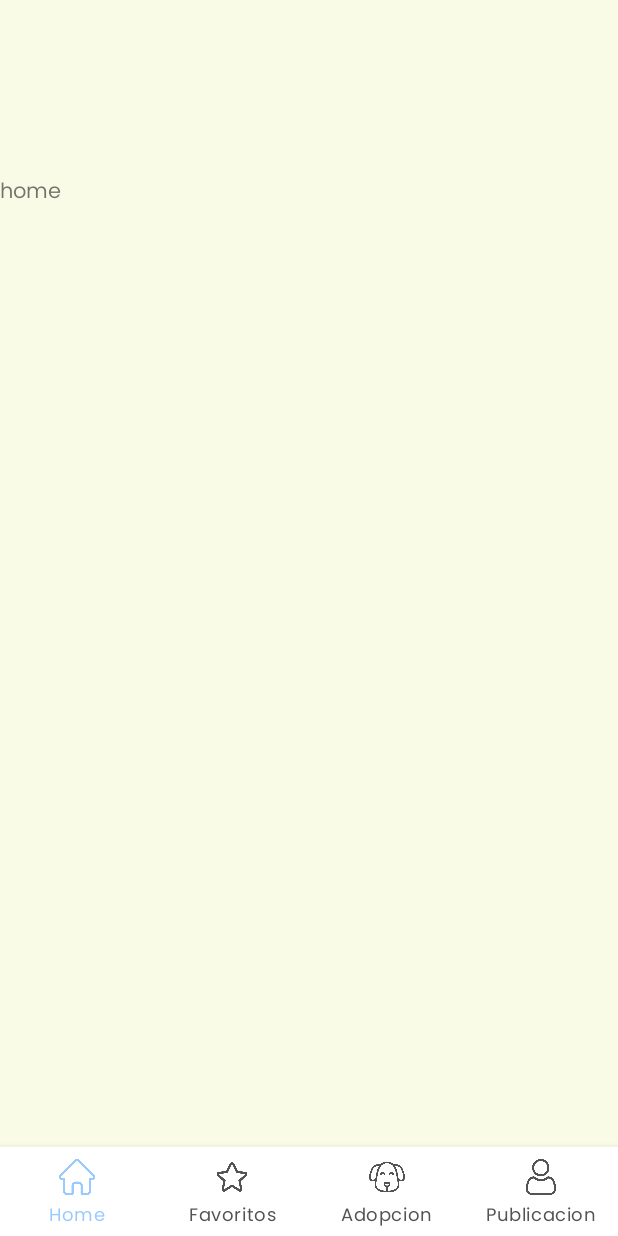
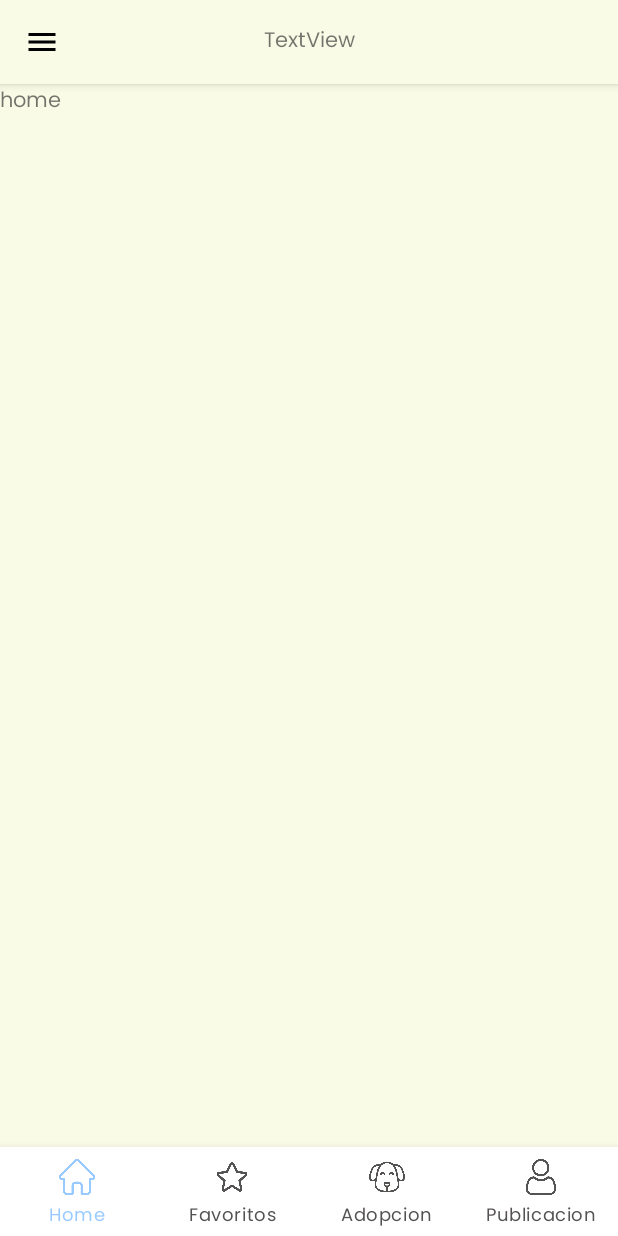
Before and after one commit to gp3ort/DogApp, an Android app: the MainActivity screen opened directly, with no data from a screen before it, on a phone screen of 412 x 824 dp. Run offline under Robolectric (Android 15) with nearby library versions, the phone set to English and light mode, and no system bars; our stand-ins replace navigation-ui.

Commit message:
Drawer bar implemented

```diff
--- a/app/build.gradle.kts
+++ b/app/build.gradle.kts
@@ -43,9 +43,8 @@ android {
 dependencies {
 
     implementation("androidx.core:core-ktx:1.9.0")
-    implementation("androidx.appcompat:appcompat:1.6.1")
-
-    implementation("com.google.android.material:material:1.5.0")
+    implementation("androidx.appcompat:appcompat:1.5.1")
+    implementation("com.google.android.material:material:1.6.1")
 
     implementation("androidx.constraintlayout:constraintlayout:2.1.4")
 
--- a/app/src/main/java/com/ort/dogadoption/ui/views/MainActivity.kt
+++ b/app/src/main/java/com/ort/dogadoption/ui/views/MainActivity.kt
@@ -4,33 +4,60 @@ import androidx.appcompat.app.AppCompatActivity
 import android.os.Bundle
 import android.view.View
 import android.widget.TextView
+import androidx.appcompat.app.ActionBarDrawerToggle
+import androidx.drawerlayout.widget.DrawerLayout
 import androidx.navigation.fragment.NavHostFragment
 import androidx.navigation.ui.NavigationUI
 import com.google.android.material.bottomnavigation.BottomNavigationView
+import com.google.android.material.navigation.NavigationView
 import com.ort.dogadoption.R
 
 class MainActivity : AppCompatActivity() {
 
     private lateinit var textTest: TextView
     private lateinit var bottomNavView: BottomNavigationView
+    private lateinit var drawer: DrawerLayout
+    private lateinit var navHostFragment: NavHostFragment
+    private lateinit var navigationView: NavigationView
+    private lateinit var toggle: ActionBarDrawerToggle
 
-    private lateinit var navHostFragment: NavHostFragment
     override fun onCreate(savedInstanceState: Bundle?) {
         super.onCreate(savedInstanceState)
         setContentView(R.layout.activity_main)
 
         navHostFragment = supportFragmentManager.findFragmentById(R.id.mainNavigationId) as NavHostFragment
         bottomNavView = findViewById(R.id.bottomMenuMain)
+        drawer = findViewById(R.id.mainContainer)
+        navigationView = findViewById(R.id.navView)
 
         val navController = navHostFragment.navController
 
         NavigationUI.setupWithNavController(bottomNavView, navController)
+        NavigationUI.setupWithNavController(navigationView, navController)
 
+        val toolbar: androidx.appcompat.widget.Toolbar = findViewById(R.id.toolbarTop)
+        setSupportActionBar(toolbar)
+
+        toggle = ActionBarDrawerToggle(
+            this,
+            drawer,
+            toolbar,
+            R.string.navigation_drawer_open,
+            R.string.navigation_drawer_close
+        )
+
+        drawer.addDrawerListener(toggle)
+
+        supportActionBar?.setDisplayHomeAsUpEnabled(true)
+        supportActionBar?.setHomeButtonEnabled(true)
+        supportActionBar?.setDisplayShowTitleEnabled(false)
 
         val email = intent.getStringExtra("user")
 
-//        textTest = findViewById(R.id.textTestId)
-//        textTest.text = email
+        navController.addOnDestinationChangedListener { _, _, _ ->
+            supportActionBar?.setHomeAsUpIndicator(R.drawable.hamburger)
+        }
+
 
     }
 }
--- /dev/null
+++ b/app/src/main/res/drawable/hamburger.xml
@@ -0,0 +1,10 @@
+<?xml version="1.0" encoding="utf-8"?>
+<vector xmlns:android="http://schemas.android.com/apk/res/android"
+    android:width="24dp"
+    android:height="24dp"
+    android:viewportHeight="24.0"
+    android:viewportWidth="24.0">
+    <path
+        android:fillColor="@color/black"
+        android:pathData="M3,18h18v-2L3,16v2zM3,13h18v-2L3,11v2zM3,6v2h18L21,6L3,6z" />
+</vector>
--- a/app/src/main/res/layout/activity_main.xml
+++ b/app/src/main/res/layout/activity_main.xml
@@ -2,23 +2,34 @@
 <androidx.drawerlayout.widget.DrawerLayout xmlns:android="http://schemas.android.com/apk/res/android"
     xmlns:app="http://schemas.android.com/apk/res-auto"
     xmlns:tools="http://schemas.android.com/tools"
+    android:id="@+id/mainContainer"
     android:layout_width="match_parent"
     android:layout_height="match_parent"
-    tools:context=".ui.views.MainActivity">
+    tools:context=".ui.views.MainActivity"
+    tools:openDrawer="start">
+
+    <include
+        layout="@layout/top_bar_main"
+        android:layout_width="match_parent"
+        android:layout_height="match_parent" />
 
     <androidx.constraintlayout.widget.ConstraintLayout
         android:layout_width="match_parent"
-        android:layout_height="match_parent">
+        android:layout_height="match_parent"
+        android:layout_marginTop="?attr/actionBarSize"
+        android:orientation="vertical">
 
         <androidx.fragment.app.FragmentContainerView
             android:id="@+id/mainNavigationId"
             android:name="androidx.navigation.fragment.NavHostFragment"
-            android:layout_width="match_parent"
-            android:layout_height="648dp"
+            android:layout_width="0dp"
+            android:layout_height="0dp"
             app:layout_constraintBottom_toTopOf="@+id/bottomMenuMain"
             app:layout_constraintEnd_toEndOf="parent"
+            app:layout_constraintHorizontal_bias="0.0"
             app:layout_constraintStart_toStartOf="parent"
-            app:navGraph="@navigation/main_navigation"/>
+            app:layout_constraintTop_toTopOf="parent"
+            app:navGraph="@navigation/main_navigation" />
 
         <com.google.android.material.bottomnavigation.BottomNavigationView
             android:id="@+id/bottomMenuMain"
@@ -34,4 +45,13 @@
             app:layout_constraintStart_toStartOf="parent"
             app:menu="@menu/main_bottom_menu" />
     </androidx.constraintlayout.widget.ConstraintLayout>
+
+    <com.google.android.material.navigation.NavigationView
+        android:id="@+id/navView"
+        android:layout_width="wrap_content"
+        android:layout_height="match_parent"
+        android:layout_gravity="start"
+        app:menu="@menu/main_drawer"
+        app:headerLayout="@layout/nav_bar_header"
+        android:fitsSystemWindows="true"/>
 </androidx.drawerlayout.widget.DrawerLayout>
--- /dev/null
+++ b/app/src/main/res/layout/nav_bar_header.xml
@@ -0,0 +1,36 @@
+<?xml version="1.0" encoding="utf-8"?>
+<LinearLayout xmlns:android="http://schemas.android.com/apk/res/android"
+    xmlns:app="http://schemas.android.com/apk/res-auto"
+    xmlns:tools="http://schemas.android.com/tools"
+    android:layout_width="match_parent"
+    android:layout_height="100dp">
+
+    <ImageView
+        android:id="@+id/imageView2"
+        android:layout_width="164dp"
+        android:layout_height="82dp"
+        android:layout_margin="10dp"
+        android:layout_weight="1"
+        app:srcCompat="@drawable/user" />
+
+    <LinearLayout
+        android:layout_width="match_parent"
+        android:layout_height="wrap_content"
+        android:layout_marginTop="20dp"
+        android:layout_weight="1"
+        android:orientation="vertical">
+
+        <TextView
+            android:id="@+id/textView2"
+            android:layout_width="match_parent"
+            android:layout_height="wrap_content"
+            android:fontFamily="@font/poppins_bold"
+            android:text="Hola!" />
+
+        <TextView
+            android:id="@+id/textView3"
+            android:layout_width="match_parent"
+            android:layout_height="wrap_content"
+            android:text="username" />
+    </LinearLayout>
+</LinearLayout>
--- /dev/null
+++ b/app/src/main/res/layout/top_bar_main.xml
@@ -0,0 +1,33 @@
+<?xml version="1.0" encoding="utf-8"?>
+<androidx.coordinatorlayout.widget.CoordinatorLayout
+    xmlns:android="http://schemas.android.com/apk/res/android"
+    xmlns:app="http://schemas.android.com/apk/res-auto"
+    xmlns:tools="http://schemas.android.com/tools"
+    android:layout_width="match_parent"
+    android:layout_height="match_parent"
+    tools:context=".ui.views.MainActivity">
+
+    <com.google.android.material.appbar.AppBarLayout
+        android:layout_width="match_parent"
+        android:layout_height="wrap_content"
+        android:fitsSystemWindows="true" />
+
+    <androidx.appcompat.widget.Toolbar
+        android:id="@+id/toolbarTop"
+        android:layout_width="match_parent"
+        android:layout_height="wrap_content"
+        android:background="@color/deep_purple"
+        android:minHeight="?attr/actionBarSize"
+        android:elevation="4dp"
+        android:theme="@style/ThemeOverlay.AppCompat.ActionBar">
+
+        <TextView
+            android:id="@+id/textView"
+            android:layout_width="wrap_content"
+            android:layout_height="wrap_content"
+            android:layout_gravity="center"
+            android:text="TextView" />
+    </androidx.appcompat.widget.Toolbar>
+
+
+</androidx.coordinatorlayout.widget.CoordinatorLayout>
--- /dev/null
+++ b/app/src/main/res/menu/main_drawer.xml
@@ -0,0 +1,11 @@
+<?xml version="1.0" encoding="utf-8"?>
+<menu xmlns:app="http://schemas.android.com/apk/res-auto"
+    xmlns:android="http://schemas.android.com/apk/res/android">
+
+    <item
+        android:icon="@drawable/user"
+        android:title="Perfil" />
+    <item
+        android:icon="@drawable/config"
+        android:title="Configuracion" />
+</menu>
--- a/app/src/main/res/values/strings.xml
+++ b/app/src/main/res/values/strings.xml
@@ -8,4 +8,6 @@
     <string name="login_email">Email</string>
     <string name="login_password">Password</string>
     <string name="login_button">Login</string>
+    <string name="navigation_drawer_open">"Abrir"</string>
+    <string name="navigation_drawer_close">"Cerrar"</string>
 </resources>
--- a/app/src/main/res/values/themes.xml
+++ b/app/src/main/res/values/themes.xml
@@ -1,6 +1,6 @@
 <resources xmlns:tools="http://schemas.android.com/tools">
     <!-- Base application theme. -->
-    <style name="Base.Theme.DogAdoption" parent="Theme.MaterialComponents.DayNight">
+    <style name="Base.Theme.DogAdoption" parent="Theme.MaterialComponents.DayNight.DarkActionBar">
 
         <item name="android:windowBackground">@color/deep_purple</item>
 
```
Also changed, not shown: app/src/main/res/drawable/config.png (added), app/src/main/res/drawable/hamb.png (added).
